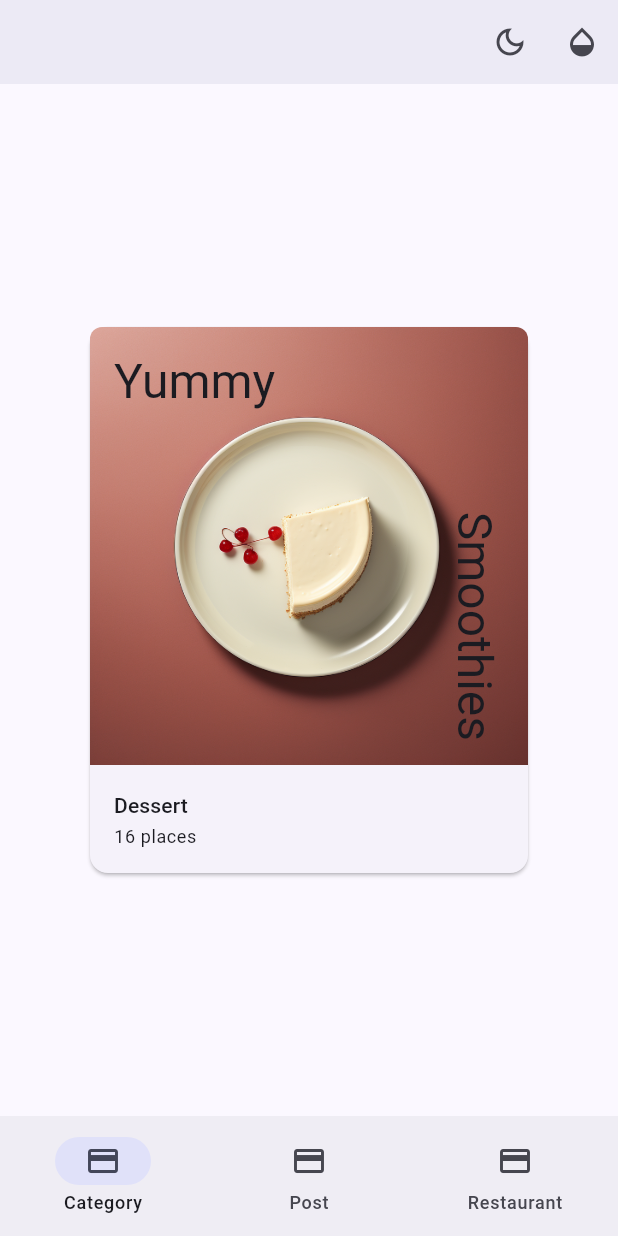
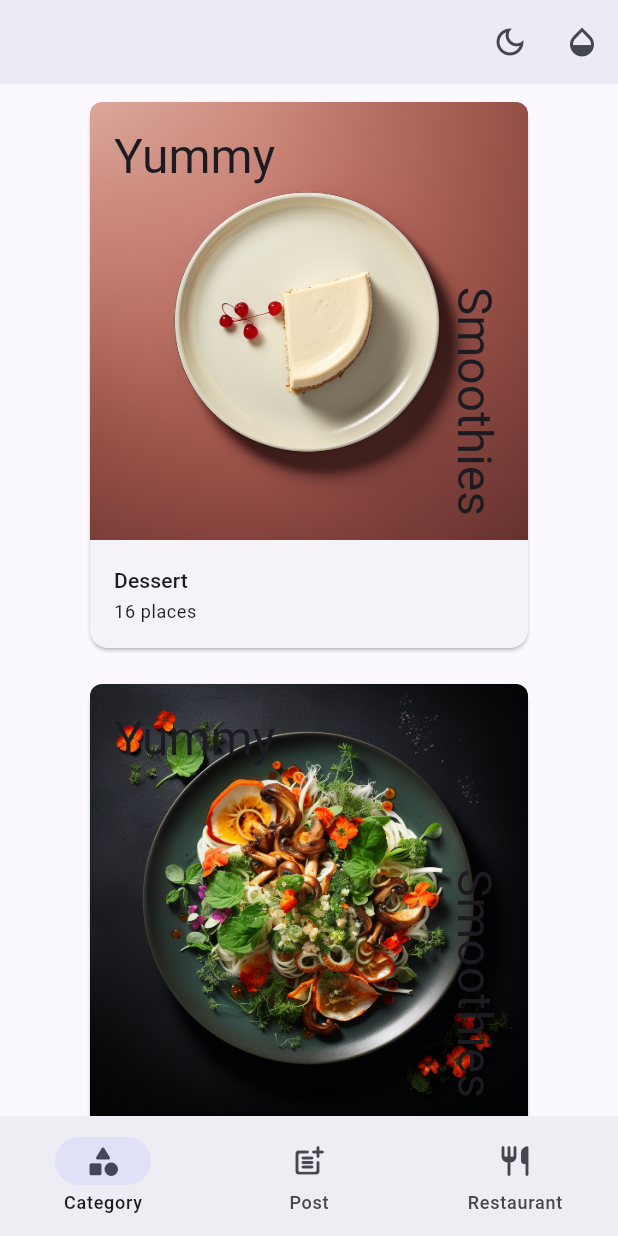
Before and after one commit to chai-enjoyer/flutter_assignment_2, a Flutter app: the screen it shows after launch, on a phone screen of 412 x 824 dp. Run offline on Flutter 3.47's test engine with Material 3 defaults, Android fonts, the phone set to English and light mode, and no system bars.

Commit message:
small improvements

```diff
--- a/lib/home.dart
+++ b/lib/home.dart
@@ -33,19 +33,19 @@ class _HomeState extends State<Home> {
 
   List<NavigationDestination> appBarDestinations = const [
     NavigationDestination(
-      icon: Icon(Icons.credit_card),
+      icon: Icon(Icons.category_rounded),
       label: 'Category',
-      selectedIcon: Icon(Icons.credit_card),
+      selectedIcon: Icon(Icons.category_rounded),
     ),
     NavigationDestination(
-      icon: Icon(Icons.credit_card),
+      icon: Icon(Icons.post_add_rounded),
       label: 'Post',
-      selectedIcon: Icon(Icons.credit_card),
+      selectedIcon: Icon(Icons.post_add_rounded),
     ),
     NavigationDestination(
-      icon : Icon(Icons.credit_card),
+      icon : Icon(Icons.restaurant_rounded),
       label: 'Restaurant',
-      selectedIcon: Icon(Icons.credit_card),
+      selectedIcon: Icon(Icons.restaurant_rounded),
     ),
   ];
 
@@ -54,34 +54,87 @@ class _HomeState extends State<Home> {
   Widget build(BuildContext context) {
     final pages = [
       // 1
-      Center(
-        // 2
+      SingleChildScrollView(
         child: ConstrainedBox(
-          constraints: const BoxConstraints(maxWidth: 300),
-          // 3
-          child: CategoryCard(category: categories[0]),
+          constraints: BoxConstraints(
+            minHeight:
+              MediaQuery.of(context)
+              .size.height - kToolbarHeight - kBottomNavigationBarHeight,
+          ),
+          child: Column(
+            children: categories.map((category) => Padding(
+              padding: const EdgeInsets.all(8.0),
+              child: Center(
+                child: ConstrainedBox(
+                  constraints: const BoxConstraints(maxWidth: 300),
+                  child: CategoryCard(category: category),
+                ),
+              ),
+            )).toList(),
+          ),
         ),
       ),
+      // Center(
+      //   // 2
+      //   child: ConstrainedBox(
+      //     constraints: const BoxConstraints(maxWidth: 300),
+      //     // 3
+      //     child: CategoryCard(category: categories[0]),
+      //   ),
+      // ),
 
-      Center(
-        child: Padding(
-          padding: const EdgeInsets.all(16.0),
-          child: PostCard(post: posts[0]),
+      SingleChildScrollView(
+        child: Center(
+          child: Padding(
+            padding: const EdgeInsets.all(16.0),
+            child: Column(
+              children: posts.map((post) => Padding(
+                padding: const EdgeInsets.only(bottom: 8.0),
+                child: PostCard(post: post),
+              )).toList(),
+            ),
+          ),
         ),
       ),
+      // Center(
+      //   child: Padding(
+      //     padding: const EdgeInsets.all(16.0),
+      //     child: PostCard(post: posts[0]),
+      //   ),
+      // ),
       //1
-      Center(
-        //2
+      SingleChildScrollView(
         child: ConstrainedBox(
-          constraints: const BoxConstraints(
-            maxWidth: 400
+          constraints: BoxConstraints(
+            minHeight:
+              MediaQuery.of(context)
+              .size.height - kToolbarHeight - kBottomNavigationBarHeight,
           ),
-          //3
-          child: RestaurantLandscapeCard(
-            restaurant: restaurants[0]
+          child: Column(
+            children: restaurants.map((restaurant) => Padding(
+              padding: const EdgeInsets.all(8.0),
+              child: Center(
+                child: ConstrainedBox(
+                  constraints: const BoxConstraints(maxWidth: 400),
+                  child: RestaurantLandscapeCard(restaurant: restaurant),
+                ),
+              ),
+            )).toList(),
           ),
         ),
-      )
+      ),
+      // Center(
+      //   //2
+      //   child: ConstrainedBox(
+      //     constraints: const BoxConstraints(
+      //       maxWidth: 400
+      //     ),
+      //     //3
+      //     child: RestaurantLandscapeCard(
+      //       restaurant: restaurants[0]
+      //     ),
+      //   ),
+      // )
     ];
     return Scaffold(
       appBar: AppBar(
```
